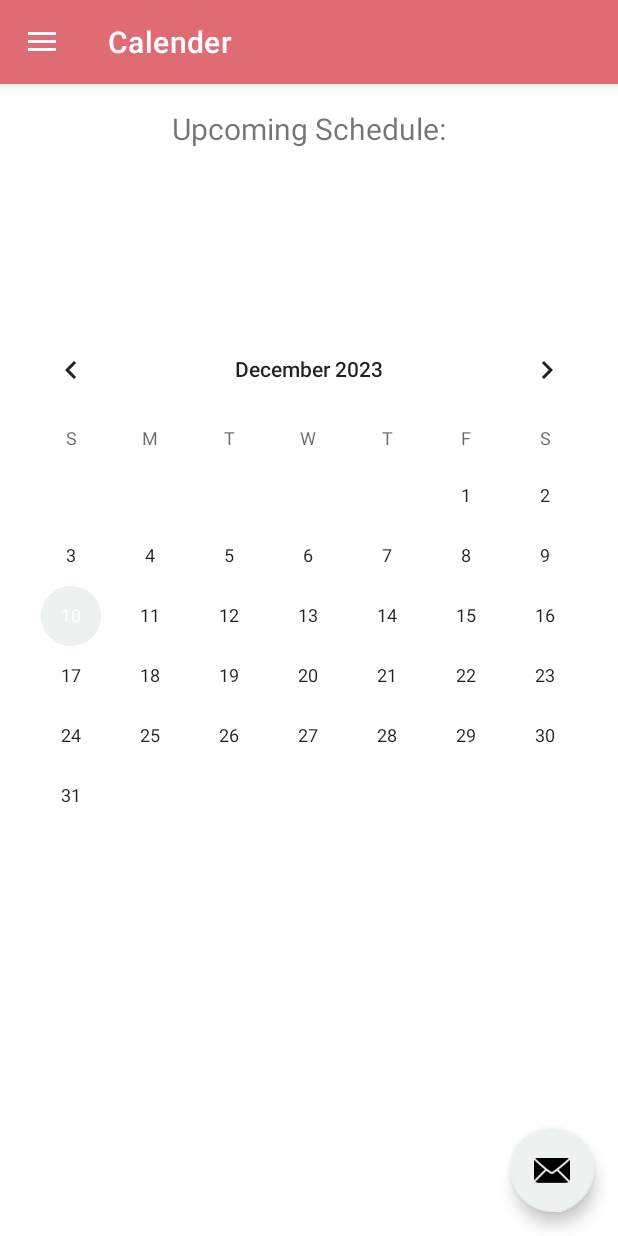
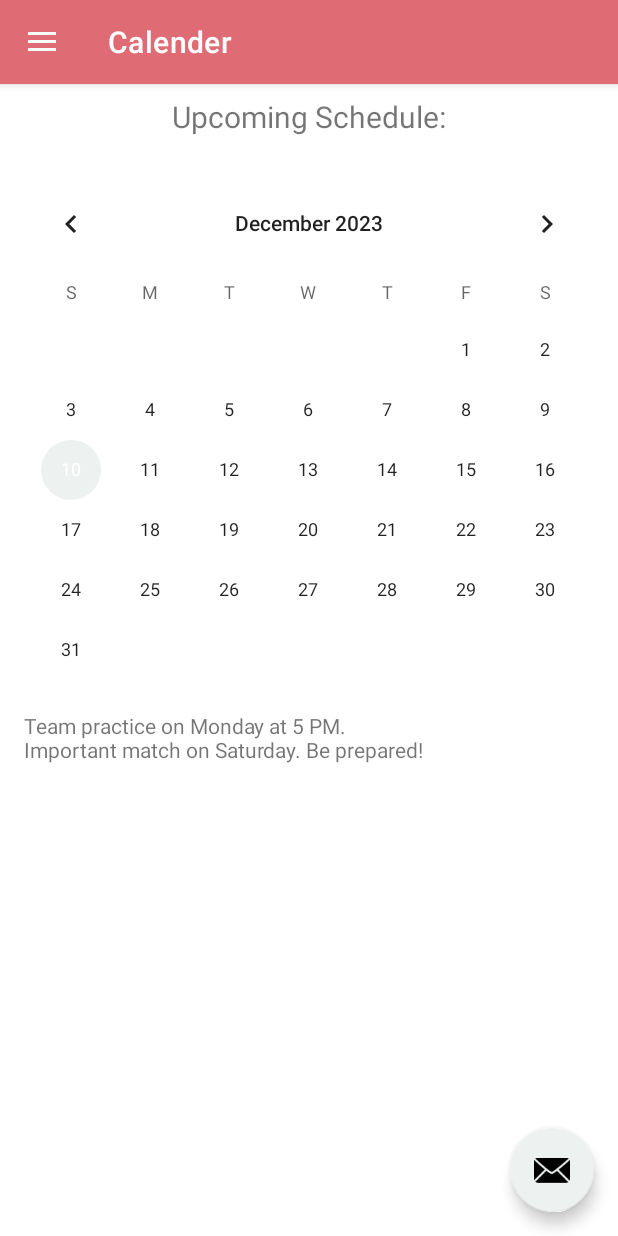
Before and after one commit to emilroy4/team1, an Android app: the screen it shows after launch (MainActivity), in the side drawer, after a tap on "Calender", on a phone screen of 412 x 824 dp. Run offline under Robolectric (Android 15) with nearby library versions, the phone set to English and light mode, and no system bars; our stand-ins replace navigation-ui; 1 statement that could not run was skipped.

Commit message:
announcement in calender sorta complete, add time + date. try adapt calender with schedule

```diff
--- /dev/null
+++ b/app/src/main/java/com/example/team1/ui/calender/Announcement.java
@@ -0,0 +1,21 @@
+package com.example.team1.ui.calender;
+
+import java.util.Date;
+
+public class Announcement {
+    private Date dateTime;
+    private String message;
+
+    public Announcement(Date dateTime, String message) {
+        this.dateTime = dateTime;
+        this.message = message;
+    }
+
+    public Date getDateTime() {
+        return dateTime;
+    }
+
+    public String getMessage() {
+        return message;
+    }
+}
--- a/app/src/main/java/com/example/team1/ui/calender/CalenderFragment.java
+++ b/app/src/main/java/com/example/team1/ui/calender/CalenderFragment.java
@@ -8,24 +8,51 @@ import android.widget.TextView;
 
 import androidx.annotation.NonNull;
 import androidx.fragment.app.Fragment;
+import androidx.lifecycle.Observer;
 import androidx.lifecycle.ViewModelProvider;
 
+import com.example.team1.ui.calender.Announcement;
+
 import com.example.team1.databinding.FragmentCalenderBinding;
+
+import java.util.List;
 
 public class CalenderFragment extends Fragment {
 
     private FragmentCalenderBinding binding;
+    private CalenderViewModel calenderViewModel;
 
     public View onCreateView(@NonNull LayoutInflater inflater,
                              ViewGroup container, Bundle savedInstanceState) {
-        CalenderViewModel calenderViewModel =
-                new ViewModelProvider(this).get(CalenderViewModel.class);
-
         binding = FragmentCalenderBinding.inflate(inflater, container, false);
         View root = binding.getRoot();
 
         final TextView textView = binding.textCalender;
-        calenderViewModel.getText().observe(getViewLifecycleOwner(), textView::setText);
+
+        // Initialize the ViewModel
+        calenderViewModel = new ViewModelProvider(this).get(CalenderViewModel.class);
+
+        // Observe changes in the text
+        calenderViewModel.getText().observe(getViewLifecycleOwner(), new Observer<String>() {
+            @Override
+            public void onChanged(String newText) {
+                textView.setText(newText);
+            }
+        });
+
+        // Observe changes in announcements and display them in a TextView
+        final TextView announcementTextView = binding.announcetextView;
+        calenderViewModel.getAnnouncements().observe(getViewLifecycleOwner(), new Observer<List<Announcement>>() {
+            @Override
+            public void onChanged(List<Announcement> announcements) {
+                StringBuilder announcementsText = new StringBuilder();
+                for (Announcement announcement : announcements) {
+                    announcementsText.append(announcement.getMessage()).append("\n");
+                }
+                announcementTextView.setText(announcementsText.toString().trim());
+            }
+        });
+
         return root;
     }
 
--- a/app/src/main/java/com/example/team1/ui/calender/CalenderViewModel.java
+++ b/app/src/main/java/com/example/team1/ui/calender/CalenderViewModel.java
@@ -4,16 +4,42 @@ import androidx.lifecycle.LiveData;
 import androidx.lifecycle.MutableLiveData;
 import androidx.lifecycle.ViewModel;
 
+import java.util.ArrayList;
+import java.util.Date;
+import java.util.List;
+
 public class CalenderViewModel extends ViewModel {
 
     private final MutableLiveData<String> mText;
+    private final MutableLiveData<List<Announcement>> announcements;
 
     public CalenderViewModel() {
         mText = new MutableLiveData<>();
         mText.setValue("Upcoming Schedule:");
+
+        // Initialize announcements with initial announcements
+        List<Announcement> initialAnnouncements = new ArrayList<>();
+        initialAnnouncements.add(new Announcement(new Date(), "Team practice on Monday at 5 PM."));
+        initialAnnouncements.add(new Announcement(new Date(), "Important match on Saturday. Be prepared!"));
+
+        announcements = new MutableLiveData<>();
+        announcements.setValue(initialAnnouncements);
     }
 
     public LiveData<String> getText() {
         return mText;
     }
+
+    public LiveData<List<Announcement>> getAnnouncements() {
+        return announcements;
+    }
+
+    public void addAnnouncement(String announcementMessage) {
+        List<Announcement> currentAnnouncements = announcements.getValue();
+        if (currentAnnouncements == null) {
+            currentAnnouncements = new ArrayList<>();
+        }
+        currentAnnouncements.add(new Announcement(new Date(), announcementMessage));
+        announcements.setValue(currentAnnouncements);
+    }
 }
--- a/app/src/main/java/com/example/team1/ui/home/HomeFragment.java
+++ b/app/src/main/java/com/example/team1/ui/home/HomeFragment.java
@@ -56,6 +56,9 @@ public class HomeFragment extends Fragment {
             announcement1.setText(announcementsText.toString().trim());
         });
 
+
+
+
         homeViewModel.getLocationText().observe(getViewLifecycleOwner(), locationTextView::setText);
 
 
--- a/app/src/main/res/layout/fragment_calender.xml
+++ b/app/src/main/res/layout/fragment_calender.xml
@@ -8,12 +8,12 @@
 
     <TextView
         android:id="@+id/text_calender"
-        android:layout_width="409dp"
-        android:layout_height="56dp"
+        android:layout_width="0dp"
+        android:layout_height="wrap_content"
         android:layout_marginStart="8dp"
         android:layout_marginTop="8dp"
         android:layout_marginEnd="8dp"
-        android:layout_marginBottom="47dp"
+        android:layout_marginBottom="16dp"
         android:textAlignment="center"
         android:textSize="20sp"
         app:layout_constraintBottom_toTopOf="@+id/calendarView"
@@ -28,19 +28,33 @@
         android:orientation="horizontal"
         app:layout_constraintGuide_begin="20dp" />
 
+    <!-- CalendarView for displaying team schedule -->
     <CalendarView
         android:id="@+id/calendarView"
-        android:layout_width="409dp"
-        android:layout_height="wrap_content"
-        android:layout_marginStart="31dp"
-        android:layout_marginTop="30dp"
-        android:layout_marginEnd="31dp"
-        android:layout_marginBottom="265dp"
+        android:layout_width="0dp"
+        android:layout_height="0dp"
+        android:layout_marginStart="1dp"
+        android:layout_marginTop="8dp"
+        android:layout_marginEnd="1dp"
+        android:layout_marginBottom="8dp"
+        app:layout_constraintBottom_toTopOf="@+id/announcetextView"
+        app:layout_constraintEnd_toEndOf="parent"
+        app:layout_constraintStart_toStartOf="parent"
+        app:layout_constraintTop_toBottomOf="@+id/text_calender" />
+
+    <!-- TextView for displaying announcements -->
+    <TextView
+        android:id="@+id/announcetextView"
+        android:layout_width="0dp"
+        android:layout_height="0dp"
+        android:layout_marginStart="16dp"
+        android:layout_marginTop="8dp"
+        android:layout_marginEnd="16dp"
+        android:layout_marginBottom="8dp"
         app:layout_constraintBottom_toBottomOf="parent"
         app:layout_constraintEnd_toEndOf="parent"
         app:layout_constraintStart_toStartOf="parent"
-        app:layout_constraintTop_toBottomOf="@+id/text_calender"
-        app:layout_constraintVertical_bias="0.5" />
+        app:layout_constraintTop_toBottomOf="@+id/calendarView" />
 
 
 </androidx.constraintlayout.widget.ConstraintLayout>
```
